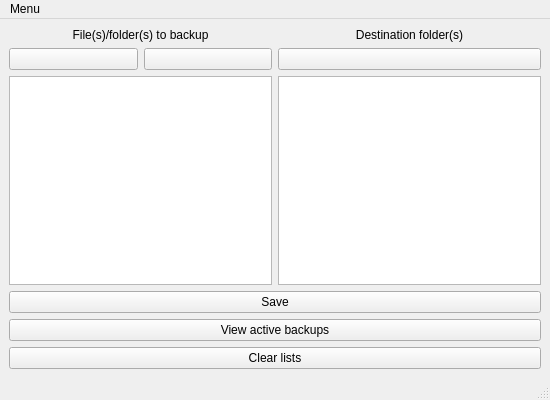
First picture: the form in auto_backup/mainwindow.ui, repository tuliovfarias/QT_auto_backup, before the edit.
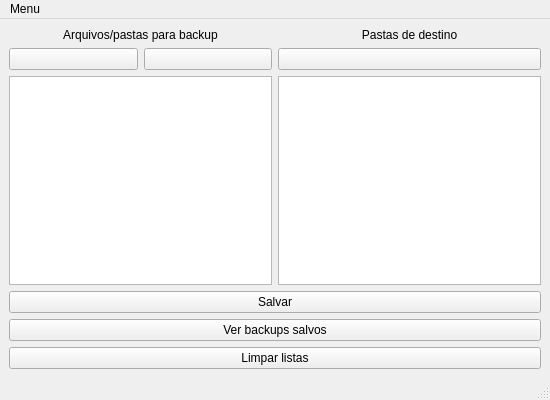
Second picture: the form after the edit.

Commit message: backup automático

Diff of the .ui file:
```diff
--- a/auto_backup/mainwindow.ui
+++ b/auto_backup/mainwindow.ui
@@ -54,7 +54,7 @@
              </sizepolicy>
             </property>
             <property name="text">
-             <string>File(s)/folder(s) to backup</string>
+             <string>Arquivos/pastas para backup</string>
             </property>
             <property name="alignment">
              <set>Qt::AlignCenter</set>
@@ -141,7 +141,7 @@
              </sizepolicy>
             </property>
             <property name="text">
-             <string>Destination folder(s)</string>
+             <string>Pastas de destino</string>
             </property>
             <property name="alignment">
              <set>Qt::AlignCenter</set>
@@ -207,7 +207,7 @@
            </sizepolicy>
           </property>
           <property name="text">
-           <string>Save</string>
+           <string>Salvar</string>
           </property>
          </widget>
         </item>
@@ -220,7 +220,7 @@
            </sizepolicy>
           </property>
           <property name="text">
-           <string>View active backups</string>
+           <string>Ver backups salvos</string>
           </property>
          </widget>
         </item>
@@ -233,7 +233,7 @@
            </sizepolicy>
           </property>
           <property name="text">
-           <string>Clear lists</string>
+           <string>Limpar listas</string>
           </property>
          </widget>
         </item>
```
Left out of the diff: 14 changed lines with no effect on the pictures. The commit also changes 5 other files.
